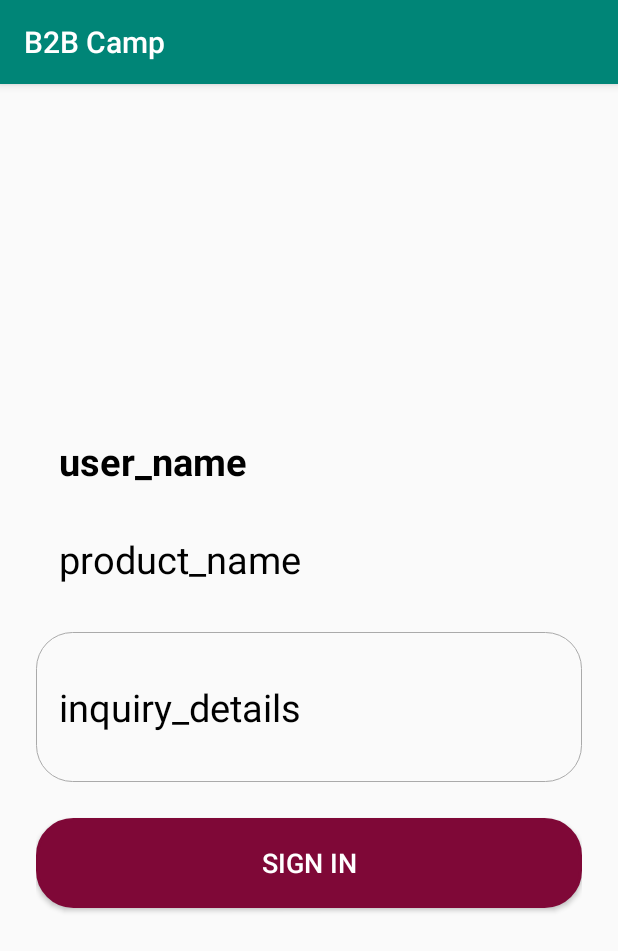
After one commit to patelrinjal/B2Bcamp, an Android app: the AddInquiryActivity screen opened directly, with no data from a screen before it, on a phone screen of 412 x 824 dp. The commit adds this screen. Shown: the top 951 px of the screen. Run offline under Robolectric (Android 15) with nearby library versions, the phone set to English and light mode, and no system bars.

Commit message:
activity inquiry xml   (rinjal)

```diff
--- a/app/src/main/AndroidManifest.xml
+++ b/app/src/main/AndroidManifest.xml
@@ -12,17 +12,16 @@
         android:supportsRtl="true"
         android:theme="@style/AppTheme"
         android:usesCleartextTraffic="true">
-        <activity android:name=".SearchActivity"></activity>
+        <activity android:name=".AddInquiryActivity"></activity>
+        <activity android:name=".SearchActivity" />
         <activity android:name=".AddCategoryActivity" />
         <activity android:name=".Categoryproductlistactivity" />
         <activity
             android:name=".Userselection"
-            android:theme="@style/AppTheme.NoActionBar">
-
-        </activity>
+            android:theme="@style/AppTheme.NoActionBar"></activity>
         <activity
             android:name=".splash"
-            android:theme="@style/AppTheme.NoActionBar" >
+            android:theme="@style/AppTheme.NoActionBar">
             <intent-filter>
                 <action android:name="android.intent.action.MAIN" />
 
@@ -45,7 +44,7 @@
             android:theme="@style/AppTheme.NoActionBar" />
         <activity
             android:name=".Addproductactivity"
-            android:theme="@style/AppTheme.NoActionBar"></activity>
+            android:theme="@style/AppTheme.NoActionBar" />
         <activity
             android:name=".Resetactivity"
             android:theme="@style/AppTheme.NoActionBar" />
--- /dev/null
+++ b/app/src/main/java/com/example/b2bcamp/AddInquiryActivity.java
@@ -0,0 +1,15 @@
+package com.example.b2bcamp;
+
+import androidx.appcompat.app.AppCompatActivity;
+
+import android.os.Bundle;
+import android.widget.EditText;
+
+public class AddInquiryActivity extends AppCompatActivity {
+
+    @Override
+    protected void onCreate(Bundle savedInstanceState) {
+        super.onCreate(savedInstanceState);
+        setContentView(R.layout.activity_add_inquiry);
+    }
+}
--- /dev/null
+++ b/app/src/main/res/drawable/edittext_shape_g.xml
@@ -0,0 +1,10 @@
+<?xml version="1.0" encoding="utf-8"?>
+<shape xmlns:android="http://schemas.android.com/apk/res/android">
+
+
+<solid android:color="@android:color/transparent"/>
+<stroke android:color="@android:color/darker_gray" android:width="0.7dp"/>
+
+<corners android:radius="24dp"/>
+
+</shape>
--- /dev/null
+++ b/app/src/main/res/layout/activity_add_inquiry.xml
@@ -0,0 +1,56 @@
+<?xml version="1.0" encoding="utf-8"?>
+<LinearLayout xmlns:android="http://schemas.android.com/apk/res/android"
+    xmlns:app="http://schemas.android.com/apk/res-auto"
+    xmlns:tools="http://schemas.android.com/tools"
+    android:layout_width="match_parent"
+    android:layout_height="match_parent"
+    tools:context=".AddInquiryActivity"
+    android:orientation="vertical"
+    android:padding="24dp"
+    android:gravity="center">
+
+
+    <TextView
+        android:id="@+id/user_name"
+        android:layout_width="match_parent"
+        android:layout_height="wrap_content"
+        android:text="user_name"
+        android:textSize="25dp"
+        android:textStyle="bold"
+        android:padding="15dp"
+        android:textColor="@android:color/black"/>
+
+
+    <TextView
+        android:id="@+id/product_name"
+        android:layout_width="match_parent"
+        android:layout_height="wrap_content"
+        android:padding="15dp"
+        android:text="product_name"
+        android:textColor="@android:color/black"
+        android:textSize="25dp" />
+
+    <EditText
+        android:id="@+id/inquiry_details"
+        android:layout_width="match_parent"
+        android:layout_height="100dp"
+        android:ems="10"
+        android:inputType="textPersonName"
+        android:textSize="25dp"
+        android:text="inquiry_details"
+        android:padding="15dp"
+        android:background="@drawable/edittext_shape_g"
+        android:layout_marginTop="16dp"
+        android:textColor="@android:color/black"/>
+
+    <Button
+        android:id="@+id/btn_login"
+        android:layout_width="match_parent"
+        android:layout_height="60dp"
+        android:text="SIGN IN"
+        android:gravity="center"
+        android:textColor="@android:color/white"
+        android:textSize="18sp"
+        android:background="@drawable/button_shape"
+        android:layout_marginTop="24dp"/>
+</LinearLayout>
--- a/app/src/main/res/layout/activity_splash.xml
+++ b/app/src/main/res/layout/activity_splash.xml
@@ -19,6 +19,7 @@
         android:id="@+id/txt_signin"
         android:layout_width="match_parent"
         android:layout_height="wrap_content"
+
         android:text="MYSHOP"
         android:gravity="center"
         android:layout_marginTop="20dp"
--- a/app/src/main/res/layout/activity_userlogin.xml
+++ b/app/src/main/res/layout/activity_userlogin.xml
@@ -8,8 +8,7 @@
     android:orientation="vertical"
     android:padding="24dp"
     android:gravity="center"
-    android:background="@drawable/background"
-    >
+    android:background="@drawable/background">
     <TextView
         android:id="@+id/txt_signin"
         android:layout_width="match_parent"
```
